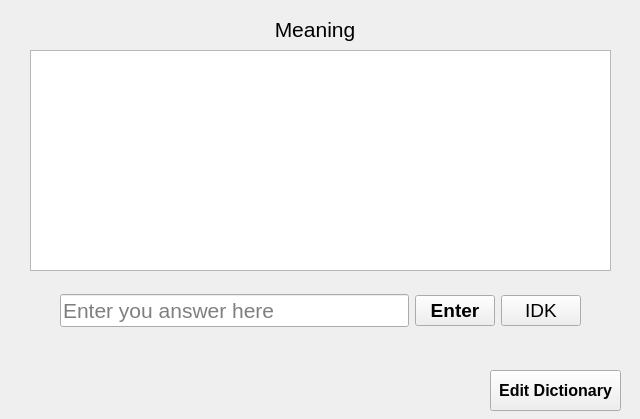
The window that first.ui (brainbrain02/Personal-Dictionary) describes before a commit, drawn with Qt 5.
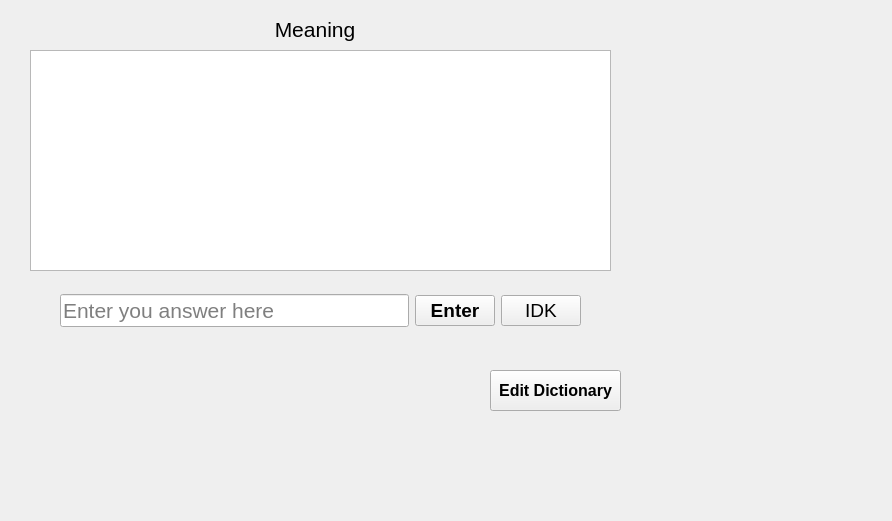
The same window after the commit.

```diff
--- a/first.ui
+++ b/first.ui
@@ -6,8 +6,8 @@
    <rect>
     <x>0</x>
     <y>0</y>
-    <width>640</width>
-    <height>419</height>
+    <width>892</width>
+    <height>521</height>
    </rect>
   </property>
   <property name="windowTitle">
```
